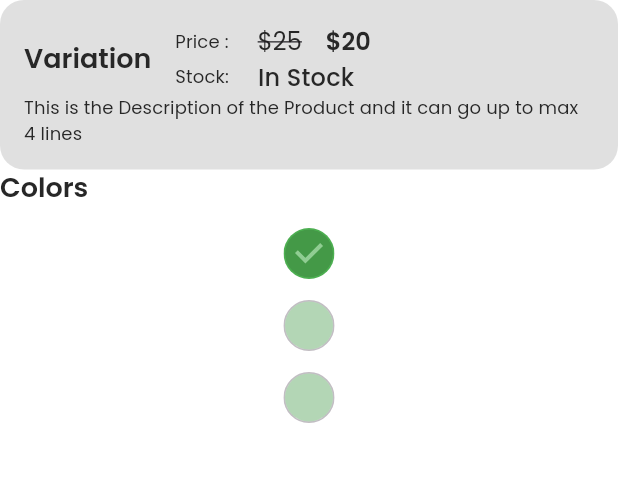
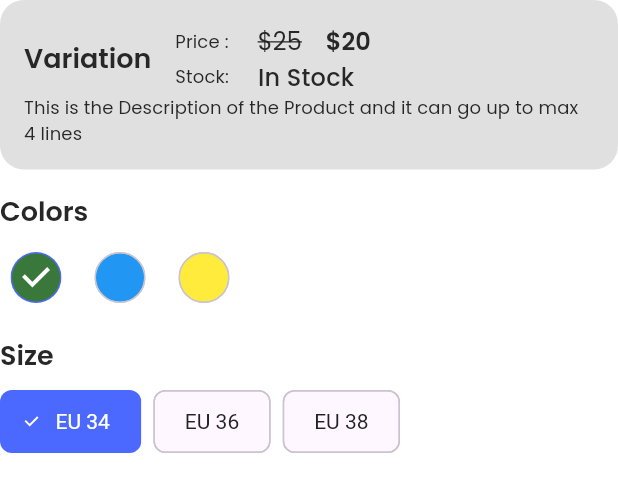
Before and after one commit to pquan03/winter_ecommerce, a Flutter app: the ProductAttributes widget shown alone on an empty page, opened directly, on a phone screen of 412 x 824 dp. Shown: the top 492 px of the screen. Run offline on Flutter 3.47's test engine with Material 3 defaults, Android fonts, the phone set to English and light mode, and no system bars; our stand-ins replace carousel_slider, get, get_storage, iconsax, logger, readmore and 1 more; accounts and stored records are empty; project files that could hold a hidden picture were left out.

Commit message:
product detail screen

```diff
--- a/lib/commons/widgets/chips/choice_chip.dart
+++ b/lib/commons/widgets/chips/choice_chip.dart
@@ -15,7 +15,7 @@ class WChoiceChip extends StatelessWidget {
   Widget build(BuildContext context) {
     final isColor = THelperFunctions.getColor(text) != null;
     return ChoiceChip(
-      label: isColor ? const SizedBox() : const Text(''),
+      label: isColor ? const SizedBox() : Text(text),
       selected: selected,
       onSelected: onSelected,
       labelStyle: TextStyle(color: selected ? TColors.white : null),
@@ -23,14 +23,12 @@ class WChoiceChip extends StatelessWidget {
           ? CircularContainer(
               width: 50,
               height: 50,
-              backgroundColor: Colors.green,
-            )
+              backgroundColor: THelperFunctions.getColor(text)!)
           : null,
-      shape: CircleBorder(),
-      labelPadding: const EdgeInsets.all(0),
-      padding: const EdgeInsets.all(0),
-      selectedColor: Colors.green,
-      backgroundColor: Colors.green,
+      shape: isColor ? CircleBorder() : null,
+      labelPadding: isColor ? const EdgeInsets.all(0) : null,
+      padding: isColor ? const EdgeInsets.all(0) : null,
+      backgroundColor: isColor ? THelperFunctions.getColor(text)! : null,
     );
   }
 }
--- a/lib/features/shop/screens/product_details/widgets/product_attributes.dart
+++ b/lib/features/shop/screens/product_details/widgets/product_attributes.dart
@@ -19,7 +19,7 @@ class ProductAttributes extends StatelessWidget {
         // Selected attribute pricing and description
         RoundedContainer(
           padding: const EdgeInsets.all(TSizes.md),
-          backgroundColor: dark ? TColors.darkGrey : TColors.grey,
+          backgroundColor: dark ? TColors.darkerGrey : TColors.grey,
           child: Column(
             children: [
               // Title, Price and Stock status
@@ -95,8 +95,13 @@ class ProductAttributes extends StatelessWidget {
             ],
           ),
         ),
+        const SizedBox(
+          height: TSizes.spaceBtwItems,
+        ),
         // Attributes
+        // Colors
         Column(
+          crossAxisAlignment: CrossAxisAlignment.start,
           children: [
             const SectionHeading(
               title: 'Colors',
@@ -105,9 +110,55 @@ class ProductAttributes extends StatelessWidget {
             const SizedBox(
               height: TSizes.spaceBtwItems / 2,
             ),
-            WChoiceChip(text: 'Green', selected: true),
-            WChoiceChip(text: 'Blue', selected: false),
-            WChoiceChip(text: 'Yellow', selected: false),
+            Wrap(
+              spacing: 8,
+              children: [
+                WChoiceChip(
+                  text: 'Green',
+                  selected: true,
+                  onSelected: (valie) {},
+                ),
+                WChoiceChip(
+                  text: 'Blue',
+                  selected: false,
+                  onSelected: (value) {},
+                ),
+                WChoiceChip(
+                  text: 'Yellow',
+                  selected: false,
+                  onSelected: (value) {},
+                ),
+              ],
+            ),
+          ],
+        ),
+        const SizedBox(
+          height: TSizes.spaceBtwItems,
+        ),
+        Column(
+          crossAxisAlignment: CrossAxisAlignment.start,
+          children: [
+            const SectionHeading(
+              title: 'Size',
+              showActionButton: false,
+            ),
+            const SizedBox(
+              height: TSizes.spaceBtwItems / 2,
+            ),
+            Wrap(
+              spacing: 8,
+              children: [
+                WChoiceChip(
+                  text: 'EU 34',
+                  selected: true,
+                  onSelected: (value) {},
+                ),
+                WChoiceChip(
+                    text: 'EU 36', selected: false, onSelected: (value) {}),
+                WChoiceChip(
+                    text: 'EU 38', selected: false, onSelected: (value) {}),
+              ],
+            ),
           ],
         )
       ],
--- a/lib/utils/constants/colors.dart
+++ b/lib/utils/constants/colors.dart
@@ -43,5 +43,4 @@ class TColors {
   static const Color softGrey = Color(0xFFF4F4F4);
   static const Color lightGrey = Color(0xFFF9F9F9);
   static const Color white = Color(0xFFFFFFFF);
-
 }
```
Also changed, not shown: lib/features/shop/screens/product_details/product_detail.dart (+60 -4 lines), lib/features/shop/screens/product_details/widgets/bottom_add_to_cart_widget.dart (added, +68 -0 lines), pubspec.lock, 119 other files.
